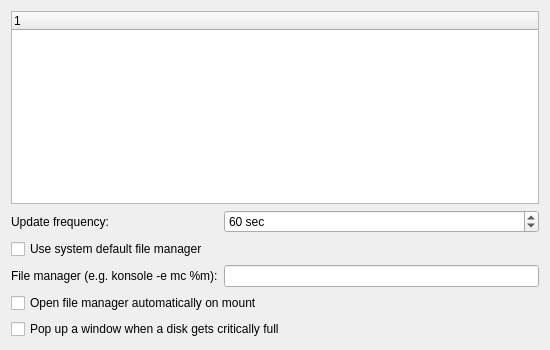
KDE/kdf, file src/kdfconfig.ui: the form before one commit.
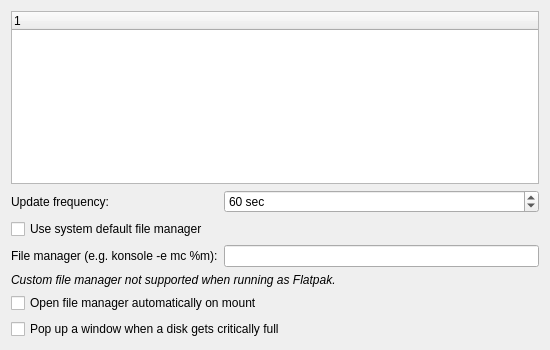
The form after the commit. Custom widgets are drawn as their Qt base class.

Commit message:
Update settings panel for Flatpak
Cannot set custom file manager when running KDF as Flatpak
so disable file manager selection widgets and display a
message below them.

```diff
--- a/src/kdfconfig.ui
+++ b/src/kdfconfig.ui
@@ -80,6 +80,21 @@
    <item row="3" column="1">
     <widget class="KLineEdit" name="mFileManagerEdit"/>
    </item>
+   <item row="4" column="0" colspan="2">
+    <widget class="QLabel" name="mFlatpakLabel">
+     <property name="visible">
+      <bool>false</bool>
+     </property>
+     <property name="font">
+      <font>
+       <italic>true</italic>
+      </font>
+     </property>
+     <property name="text">
+      <string>Custom file manager not supported when running as Flatpak.</string>
+     </property>
+    </widget>
+   </item>
   </layout>
  </widget>
  <customwidgets>
```
The commit also changes 1 other file.
